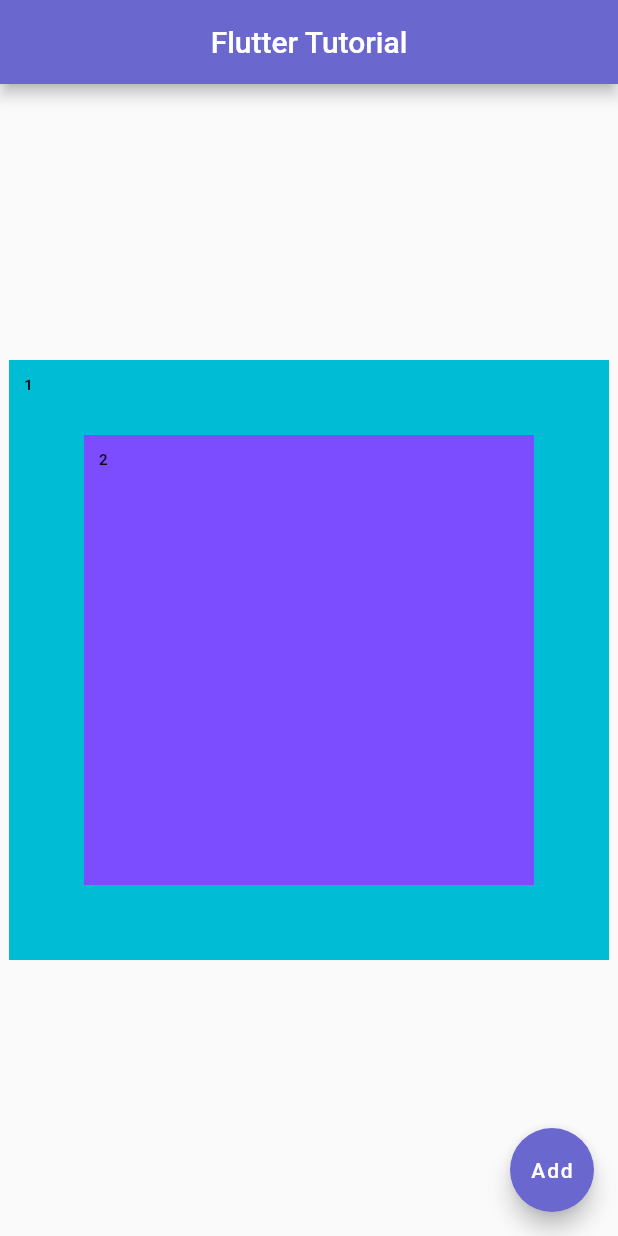
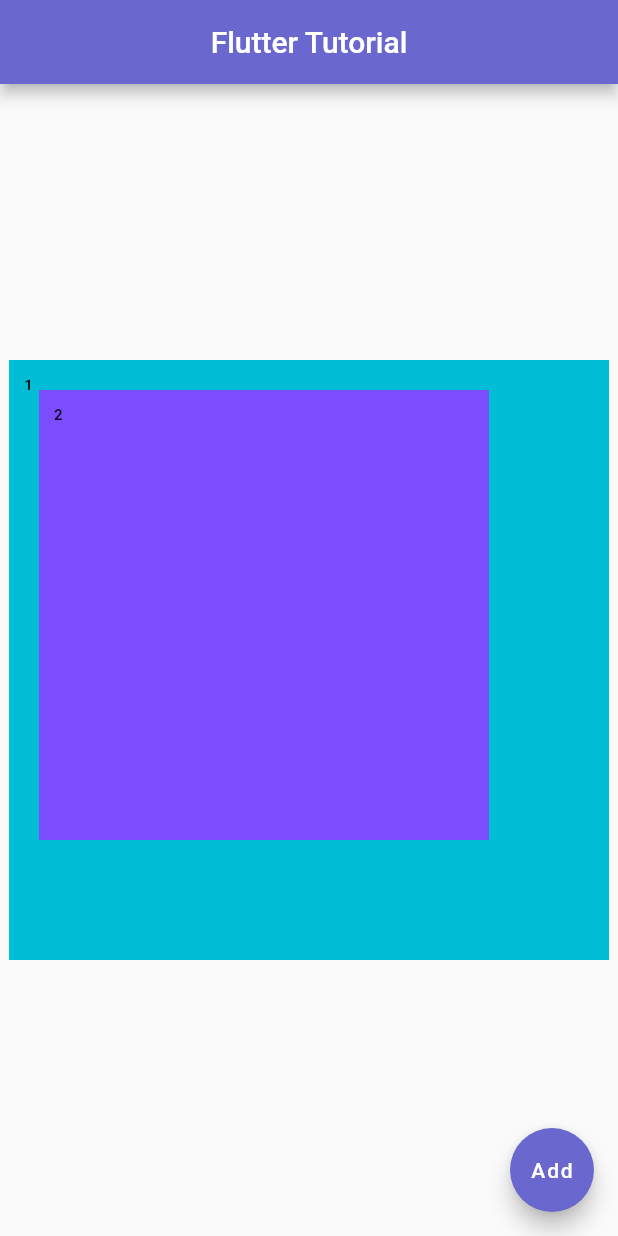
Before and after one commit to AbdullohBahromjonov/Flutter-tutorial, a Flutter app: the screen it shows after launch, on a phone screen of 412 x 824 dp. Run offline on Flutter 3.47's test engine with Material 2 defaults, Android fonts, the phone set to English and light mode, and no system bars.

Commit message:
Positioned Widget

```diff
--- a/lib/main.dart
+++ b/lib/main.dart
@@ -4,10 +4,12 @@ const purple1 = Color.fromRGBO(106, 103, 206, 1);
 const yellowAccent = Color.fromRGBO(238, 243, 210, 1);
 
 void main() {
-  runApp(FlutterTutorialApp());
+  runApp(const FlutterTutorialApp());
 }
 
 class FlutterTutorialApp extends StatelessWidget {
+  const FlutterTutorialApp({Key? key}) : super(key: key);
+
 
   @override
   Widget build(BuildContext context) {
@@ -22,9 +24,13 @@ class FlutterTutorialApp extends StatelessWidget {
         body: Center(
           child: Stack(
             alignment: Alignment.center,
-            children: [
+            children: const [
               CustomContainer(400, "1", 10, Colors.cyan),
-              CustomContainer(300, "2", 10, Colors.deepPurpleAccent),
+              Positioned(
+                top: 20,
+                left: 20,
+                child: CustomContainer(300, "2", 10, Colors.deepPurpleAccent),
+              ),
             ],
           ),
         ),
```
